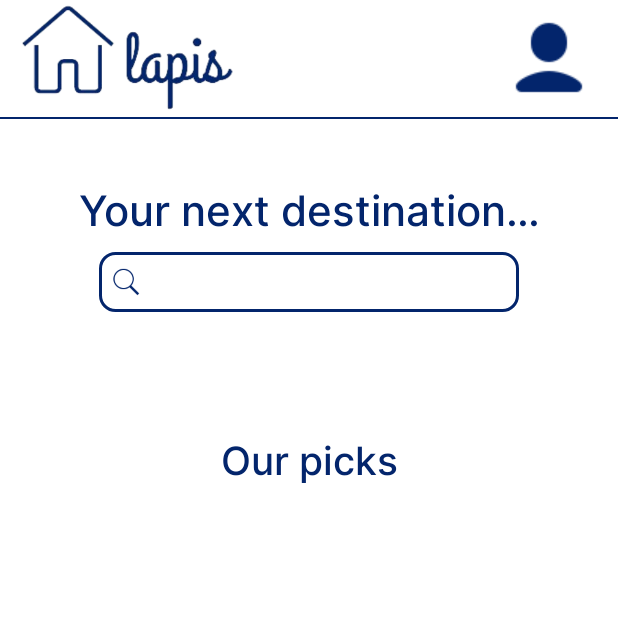
After one commit to katerinamant/lapis, an Android app: the HomePageActivity screen opened directly, with no data from a screen before it, on a phone screen of 412 x 824 dp, the top half of it. The commit adds this screen. Run offline under Robolectric (Android 15) with nearby library versions, the phone set to English and light mode, and no system bars.

Commit message:
add functionality to LoginActivity with new HomePageActivity + create initial HomePageActivity layout

```diff
--- a/app/src/main/AndroidManifest.xml
+++ b/app/src/main/AndroidManifest.xml
@@ -13,6 +13,9 @@
         android:theme="@style/Theme.Lapis"
         tools:targetApi="31">
         <activity
+            android:name=".HomePage.HomePageActivity"
+            android:exported="false" />
+        <activity
             android:name=".LoginPage.LoginActivity"
             android:exported="false" />
         <activity
--- /dev/null
+++ b/app/src/main/java/com/example/lapis/HomePage/HomePageActivity.java
@@ -0,0 +1,16 @@
+package com.example.lapis.HomePage;
+
+import androidx.appcompat.app.AppCompatActivity;
+
+import android.os.Bundle;
+
+import com.example.lapis.R;
+
+public class HomePageActivity extends AppCompatActivity {
+
+    @Override
+    protected void onCreate(Bundle savedInstanceState) {
+        super.onCreate(savedInstanceState);
+        setContentView(R.layout.activity_home_page);
+    }
+}
--- a/app/src/main/java/com/example/lapis/LoginPage/LoginActivity.java
+++ b/app/src/main/java/com/example/lapis/LoginPage/LoginActivity.java
@@ -11,6 +11,7 @@ import android.widget.Button;
 import android.widget.EditText;
 import android.widget.Toast;
 
+import com.example.lapis.HomePage.HomePageActivity;
 import com.example.lapis.LandingPage.LandingPageActivity;
 import com.example.lapis.R;
 
@@ -66,7 +67,7 @@ public class LoginActivity extends AppCompatActivity implements LoginView {
     // LoginView implementations
     @Override
     public void successfulLogIn() {
-        Intent intent = new Intent(LoginActivity.this, LandingPageActivity.class); // placeholder
+        Intent intent = new Intent(LoginActivity.this, HomePageActivity.class);
         startActivity(intent);
     }
 
--- /dev/null
+++ b/app/src/main/res/drawable/edittext_rounded_with_color.xml
@@ -0,0 +1,13 @@
+<?xml version="1.0" encoding="utf-8"?>
+<shape xmlns:android="http://schemas.android.com/apk/res/android"
+    android:shape="rectangle"
+    android:padding="10dp">
+
+    <solid android:color="@color/white" />
+    <stroke android:width="2dp" android:color="@color/royal_blue" />
+    <corners
+        android:bottomRightRadius="10dp"
+        android:bottomLeftRadius="10dp"
+        android:topLeftRadius="10dp"
+        android:topRightRadius="10dp" />
+</shape>
--- /dev/null
+++ b/app/src/main/res/drawable/search_icon_settings.xml
@@ -0,0 +1,9 @@
+<?xml version="1.0" encoding="utf-8"?>
+<layer-list xmlns:android="http://schemas.android.com/apk/res/android" >
+    <item
+        android:drawable="@drawable/search_icon"
+        android:width="20dp"
+        android:height="20dp"
+        android:left="8dp"
+        android:right="8dp"/>
+</layer-list >
--- /dev/null
+++ b/app/src/main/res/layout/activity_home_page.xml
@@ -0,0 +1,87 @@
+<?xml version="1.0" encoding="utf-8"?>
+<androidx.constraintlayout.widget.ConstraintLayout xmlns:android="http://schemas.android.com/apk/res/android"
+    xmlns:app="http://schemas.android.com/apk/res-auto"
+    xmlns:tools="http://schemas.android.com/tools"
+    android:layout_width="match_parent"
+    android:layout_height="match_parent"
+    android:background="@color/white"
+    android:backgroundTint="@color/white"
+    tools:context=".HomePage.HomePageActivity">
+
+    <View
+        android:id="@+id/divider"
+        android:layout_width="match_parent"
+        android:layout_height="1dp"
+        android:layout_marginTop="78dp"
+        android:background="@color/royal_blue"
+        android:backgroundTint="@color/royal_blue"
+        app:layout_constraintEnd_toEndOf="parent"
+        app:layout_constraintStart_toStartOf="parent"
+        app:layout_constraintTop_toTopOf="parent" />
+
+    <ImageView
+        android:id="@+id/header_logo"
+        android:layout_width="151dp"
+        android:layout_height="78dp"
+        android:layout_marginStart="10dp"
+        app:layout_constraintBottom_toTopOf="@+id/divider"
+        app:layout_constraintStart_toStartOf="parent"
+        app:layout_constraintTop_toTopOf="parent"
+        app:layout_constraintVertical_bias="0.666"
+        app:srcCompat="@drawable/lapis_logo_blue_cropped" />
+
+    <ImageView
+        android:id="@+id/header_user"
+        android:layout_width="wrap_content"
+        android:layout_height="wrap_content"
+        app:layout_constraintBottom_toTopOf="@+id/divider"
+        app:layout_constraintEnd_toEndOf="parent"
+        app:layout_constraintHorizontal_bias="0.915"
+        app:layout_constraintStart_toEndOf="@+id/header_logo"
+        app:layout_constraintTop_toTopOf="parent"
+        app:srcCompat="@drawable/user_icon" />
+
+    <TextView
+        android:id="@+id/search_title"
+        android:layout_width="wrap_content"
+        android:layout_height="wrap_content"
+        android:layout_marginTop="40dp"
+        android:fontFamily="@font/inter_medium"
+        android:text="@string/search_title"
+        android:textColor="@color/royal_blue"
+        android:textSize="28sp"
+        app:layout_constraintEnd_toEndOf="parent"
+        app:layout_constraintStart_toStartOf="parent"
+        app:layout_constraintTop_toBottomOf="@+id/divider" />
+
+    <EditText
+        android:id="@+id/edit_text_destination"
+        android:layout_width="280dp"
+        android:layout_height="40dp"
+        android:layout_marginTop="8dp"
+        android:background="@drawable/edittext_rounded_with_color"
+        android:drawableStart="@drawable/search_icon_settings"
+        android:ems="10"
+        android:fontFamily="@font/inter_regular"
+        android:imeOptions="actionSearch"
+        android:inputType="text"
+        android:textAlignment="viewStart"
+        android:textColor="@color/black"
+        android:textSize="20sp"
+        app:layout_constraintEnd_toEndOf="parent"
+        app:layout_constraintStart_toStartOf="parent"
+        app:layout_constraintTop_toBottomOf="@+id/search_title" />
+
+    <TextView
+        android:id="@+id/our_picks_title"
+        android:layout_width="wrap_content"
+        android:layout_height="wrap_content"
+        android:layout_marginTop="80dp"
+        android:fontFamily="@font/inter_medium"
+        android:text="@string/our_picks"
+        android:textColor="@color/royal_blue"
+        android:textSize="26sp"
+        app:layout_constraintEnd_toEndOf="parent"
+        app:layout_constraintStart_toStartOf="parent"
+        app:layout_constraintTop_toBottomOf="@+id/edit_text_destination" />
+</androidx.constraintlayout.widget.ConstraintLayout>
--- a/app/src/main/res/layout/activity_landing_page.xml
+++ b/app/src/main/res/layout/activity_landing_page.xml
@@ -29,7 +29,7 @@
         android:text="@string/get_started"
         android:textAlignment="center"
         android:textAllCaps="false"
-        android:textColor="@color/sea_blue"
+        android:textColor="@color/green_blue"
         android:textSize="18sp"
         app:cornerRadius="8dp"
         app:layout_constraintEnd_toEndOf="parent"
@@ -47,7 +47,7 @@
         android:text="@string/login"
         android:textAlignment="center"
         android:textAllCaps="false"
-        android:textColor="@color/sea_blue"
+        android:textColor="@color/green_blue"
         android:textSize="18sp"
         app:cornerRadius="8dp"
         app:layout_constraintBottom_toBottomOf="parent"
--- a/app/src/main/res/layout/activity_login.xml
+++ b/app/src/main/res/layout/activity_login.xml
@@ -96,7 +96,7 @@
         android:fontFamily="@font/inter_regular"
         android:text="@string/enter"
         android:textAllCaps="false"
-        android:textColor="@color/sea_blue"
+        android:textColor="@color/green_blue"
         android:textSize="16sp"
         app:cornerRadius="8dp"
         app:layout_constraintBottom_toBottomOf="parent"
--- a/app/src/main/res/values/strings.xml
+++ b/app/src/main/res/values/strings.xml
@@ -13,4 +13,8 @@
     <string name="email">Email</string>
     <string name="password">Password</string>
     <string name="enter">Enter</string>
+
+    <!-- Home Page -->
+    <string name="search_title">Your next destination…</string>
+    <string name="our_picks">Our picks</string>
 </resources>
```
Also changed, not shown: app/src/main/res/drawable/lapis_logo_blue_cropped.png (added), app/src/main/res/drawable/search_icon.png (added), app/src/main/res/drawable/user_icon.png (added).
